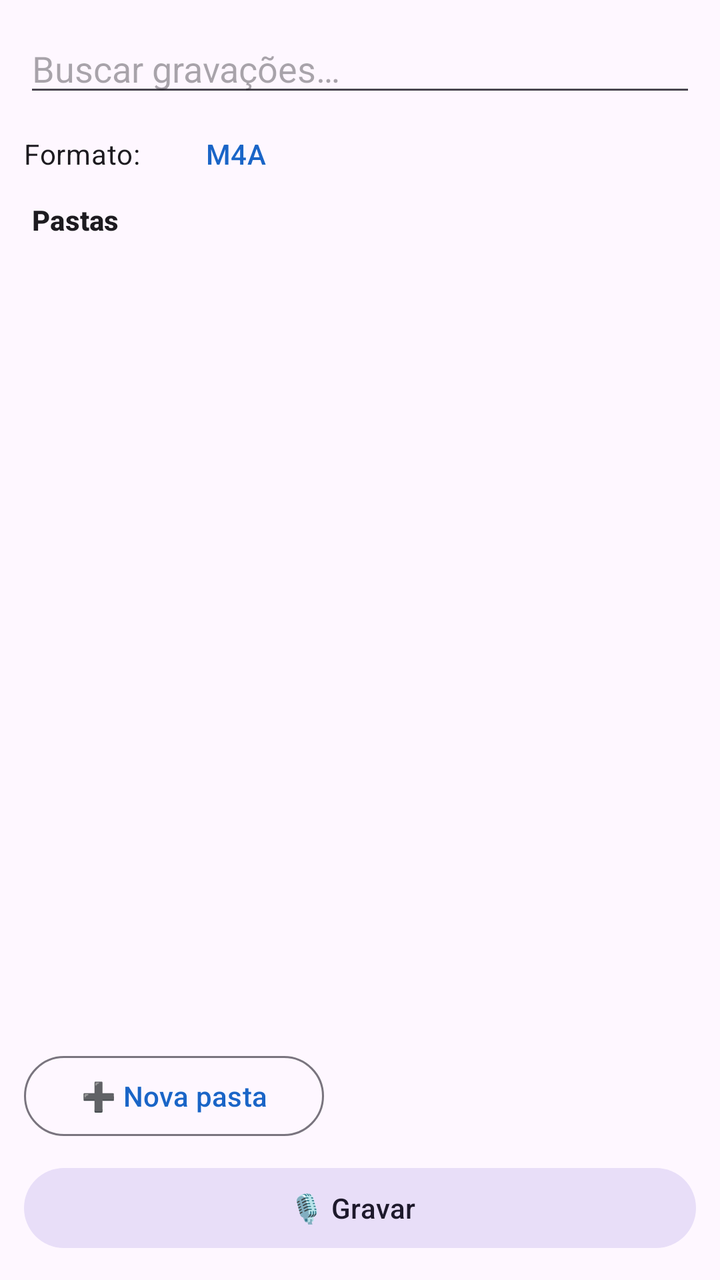
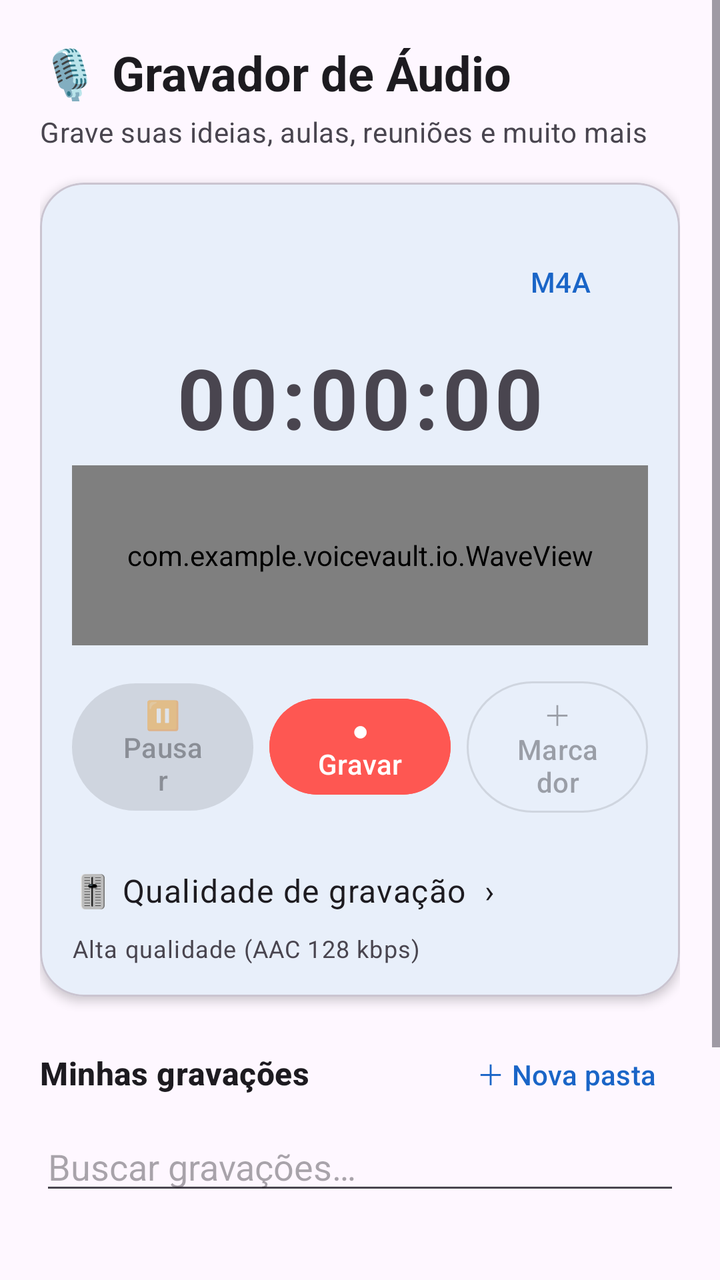

An Android layout rendered at two revisions. The XML below is the earlier revision; the diff shows what the commit changed to produce the second picture.
<!-- AndroidManifest.xml: application theme Theme.VoiceVault -->
<!-- res/layout/activity_main.xml -->
<?xml version="1.0" encoding="utf-8"?>
<LinearLayout xmlns:android="http://schemas.android.com/apk/res/android"
    android:layout_width="match_parent"
    android:layout_height="match_parent"
    android:orientation="vertical"
    android:padding="12dp">

    
    <EditText
        android:id="@+id/search"
        android:layout_width="match_parent"
        android:layout_height="wrap_content"
        android:hint="@string/hint_search"
        android:inputType="text"
        android:maxLines="1"
        android:autofillHints="" />

    
    <LinearLayout
        android:layout_width="match_parent"
        android:layout_height="wrap_content"
        android:orientation="horizontal"
        android:gravity="center_vertical"
        android:layout_marginTop="4dp">

        <TextView
            android:layout_width="wrap_content"
            android:layout_height="wrap_content"
            android:text="Formato: "
            android:textAppearance="?textAppearanceBodyMedium" />

        <Button
            android:id="@+id/btnFormat"
            style="@style/Widget.Material3.Button.TextButton"
            android:layout_width="wrap_content"
            android:layout_height="wrap_content"
            android:minHeight="0dp"
            android:text="M4A" />

        <TextView
            android:id="@+id/statusLabel"
            android:layout_width="0dp"
            android:layout_weight="1"
            android:layout_height="wrap_content"
            android:gravity="end"
            android:textAppearance="?textAppearanceBodySmall"
            android:textColor="?colorPrimary" />
    </LinearLayout>

    
    <LinearLayout
        android:layout_width="match_parent"
        android:layout_height="0dp"
        android:layout_weight="1"
        android:orientation="horizontal"
        android:layout_marginTop="4dp">

        
        <LinearLayout
            android:layout_width="150dp"
            android:layout_height="match_parent"
            android:orientation="vertical">

            <TextView
                android:layout_width="match_parent"
                android:layout_height="wrap_content"
                android:text="Pastas"
                android:textStyle="bold"
                android:textAppearance="?textAppearanceTitleSmall"
                android:paddingHorizontal="4dp" />

            <androidx.recyclerview.widget.RecyclerView
                android:id="@+id/folderList"
                android:layout_width="match_parent"
                android:layout_height="0dp"
                android:layout_weight="1"
                android:clipToPadding="false"
                android:scrollbars="vertical" />

            <Button
                android:id="@+id/btnAddFolder"
                style="@style/Widget.Material3.Button.OutlinedButton"
                android:layout_width="match_parent"
                android:layout_height="wrap_content"
                android:text="@string/btn_new_folder" />
        </LinearLayout>

        
        <FrameLayout
            android:layout_width="0dp"
            android:layout_height="match_parent"
            android:layout_weight="1"
            android:layout_marginStart="8dp">

            <androidx.recyclerview.widget.RecyclerView
                android:id="@+id/list"
                android:layout_width="match_parent"
                android:layout_height="match_parent"
                android:clipToPadding="false"
                android:paddingBottom="96dp" />

            <TextView
                android:id="@+id/emptyHint"
                android:layout_width="wrap_content"
                android:layout_height="wrap_content"
                android:layout_gravity="center"
                android:text="@string/empty_hint"
                android:textAppearance="?textAppearanceBodyLarge"
                android:textColor="?android:textColorSecondary"
                android:visibility="gone" />
        </FrameLayout>
    </LinearLayout>

    
    <LinearLayout
        android:layout_width="match_parent"
        android:layout_height="wrap_content"
        android:orientation="horizontal"
        android:gravity="center_vertical"
        android:paddingTop="8dp">

        <Button
            android:id="@+id/btnRecord"
            style="@style/Widget.Material3.Button.TonalButton.Icon"
            android:layout_width="0dp"
            android:layout_weight="1"
            android:layout_height="wrap_content"
            android:text="@string/btn_record" />

        <TextView
            android:id="@+id/timerLabel"
            android:layout_width="wrap_content"
            android:layout_height="wrap_content"
            android:layout_marginStart="12dp"
            android:text="00:00"
            android:textAppearance="?textAppearanceTitleMedium"
            android:textColor="?colorError"
            android:visibility="gone" />
    </LinearLayout>

</LinearLayout>
<!-- resources referenced by this layout -->
<resources>
  <string name="btn_new_folder">➕ Nova pasta</string>
  <string name="btn_record">🎙 Gravar</string>
  <string name="empty_hint">Nenhuma gravação aqui ainda.\nToque em 🎙 Gravar!</string>
  <string name="hint_search">Buscar gravações…</string>
  <style name="Theme.VoiceVault" parent="Theme.Material3.DayNight.NoActionBar">
          <item name="colorPrimary">@color/md_theme_light_primary</item>
          <item name="colorOnPrimary">@color/md_theme_light_onPrimary</item>
          <item name="colorSurface">@color/md_theme_light_surface</item>
          <item name="colorOnSurface">@color/md_theme_light_onSurface</item>
          <item name="colorError">@color/md_theme_light_error</item>
      </style>
  <color name="md_theme_light_primary">#1A65C7</color>
  <color name="md_theme_light_onPrimary">#FFFFFF</color>
  <color name="md_theme_light_surface">#FBFCFF</color>
  <color name="md_theme_light_onSurface">#1A1B1F</color>
  <color name="md_theme_light_error">#BA1A1A</color>
</resources>

<!-- the commit's change to res/layout/activity_main.xml (unified diff, before → after) -->
@@ -1,141 +1,226 @@
 <?xml version="1.0" encoding="utf-8"?>
-<LinearLayout xmlns:android="http://schemas.android.com/apk/res/android"
+<ScrollView xmlns:android="http://schemas.android.com/apk/res/android"
+    xmlns:app="http://schemas.android.com/apk/res-auto"
     android:layout_width="match_parent"
     android:layout_height="match_parent"
-    android:orientation="vertical"
-    android:padding="12dp">
-
-    
-    <EditText
-        android:id="@+id/search"
-        android:layout_width="match_parent"
-        android:layout_height="wrap_content"
-        android:hint="@string/hint_search"
-        android:inputType="text"
-        android:maxLines="1"
-        android:autofillHints="" />
-
-    
+    android:fillViewport="true">
+
     <LinearLayout
         android:layout_width="match_parent"
         android:layout_height="wrap_content"
-        android:orientation="horizontal"
-        android:gravity="center_vertical"
-        android:layout_marginTop="4dp">
-
+        android:orientation="vertical"
+        android:padding="20dp">
+
+        
         <TextView
             android:layout_width="wrap_content"
             android:layout_height="wrap_content"
-            android:text="Formato: "
-            android:textAppearance="?textAppearanceBodyMedium" />
-
-        <Button
-            android:id="@+id/btnFormat"
-            style="@style/Widget.Material3.Button.TextButton"
+            android:text="🎙 Gravador de Áudio"
+            android:textAppearance="?textAppearanceHeadlineSmall"
+            android:textStyle="bold" />
+
+        <TextView
             android:layout_width="wrap_content"
             android:layout_height="wrap_content"
-            android:minHeight="0dp"
-            android:text="M4A" />
-
-        <TextView
-            android:id="@+id/statusLabel"
-            android:layout_width="0dp"
-            android:layout_weight="1"
-            android:layout_height="wrap_content"
-            android:gravity="end"
-            android:textAppearance="?textAppearanceBodySmall"
-            android:textColor="?colorPrimary" />
-    </LinearLayout>
-
-    
-    <LinearLayout
-        android:layout_width="match_parent"
-        android:layout_height="0dp"
-        android:layout_weight="1"
-        android:orientation="horizontal"
-        android:layout_marginTop="4dp">
+            android:layout_marginTop="4dp"
+            android:text="Grave suas ideias, aulas, reuniões e muito mais"
+            android:textAppearance="?textAppearanceBodyMedium"
+            android:textColor="?android:textColorSecondary" />
+
+        
+        <com.google.android.material.card.MaterialCardView
+            android:layout_width="match_parent"
+            android:layout_height="wrap_content"
+            android:layout_marginTop="16dp"
+            app:cardCornerRadius="22dp"
+            app:cardElevation="3dp">
+
+            <LinearLayout
+                android:layout_width="match_parent"
+                android:layout_height="wrap_content"
+                android:orientation="vertical"
+                android:padding="16dp">
+
+                
+                <HorizontalScrollView
+                    android:id="@+id/folderScroll"
+                    android:layout_width="match_parent"
+                    android:layout_height="wrap_content"
+                    android:scrollbars="none">
+
+                    <com.google.android.material.chip.ChipGroup
+                        android:id="@+id/folderChips"
+                        android:layout_width="wrap_content"
+                        android:layout_height="wrap_content"
+                        app:singleLine="true"
+                        app:singleSelection="true"
+                        app:selectionRequired="true" />
+                </HorizontalScrollView>
+
+                
+                <LinearLayout
+                    android:layout_width="match_parent"
+                    android:layout_height="wrap_content"
+                    android:orientation="horizontal"
+                    android:gravity="center_vertical"
+                    android:layout_marginTop="14dp">
+
+                    <View
+                        android:id="@+id/recDot"
+                        android:layout_width="10dp"
+                        android:layout_height="10dp"
+                        android:background="@drawable/dot_rec"
+                        android:visibility="invisible" />
+
+                    <TextView
+                        android:id="@+id/statusLabel"
+                        android:layout_width="0dp"
+                        android:layout_weight="1"
+                        android:layout_height="wrap_content"
+                        android:layout_marginStart="8dp"
+                        android:textAppearance="?textAppearanceBodyMedium"
+                        android:textColor="#FE5752" />
+
+                    <Button
+                        android:id="@+id/btnFormat"
+                        style="@style/Widget.Material3.Button.TextButton"
+                        android:layout_width="wrap_content"
+                        android:layout_height="wrap_content"
+                        android:minHeight="0dp"
+                        android:text="M4A" />
+                </LinearLayout>
+
+                
+                <TextView
+                    android:id="@+id/timerLabel"
+                    android:layout_width="match_parent"
+                    android:layout_height="wrap_content"
+                    android:layout_marginTop="10dp"
+                    android:gravity="center"
+                    android:text="00:00:00"
+                    android:textSize="42sp"
+                    android:textStyle="bold"
+                    android:letterSpacing="0.05" />
+
+                
+                <com.example.voicevault.io.WaveView
+                    android:id="@+id/wave"
+                    android:layout_width="match_parent"
+                    android:layout_height="90dp"
+                    android:layout_marginTop="6dp" />
+
+                
+                <LinearLayout
+                    android:layout_width="match_parent"
+                    android:layout_height="wrap_content"
+                    android:orientation="horizontal"
+                    android:gravity="center"
+                    android:layout_marginTop="14dp">
+
+                    <Button
+                        android:id="@+id/btnPauseResume"
+                        style="@style/Widget.Material3.Button.TonalButton"
+                        android:layout_width="0dp"
+                        android:layout_weight="1"
+                        android:layout_height="wrap_content"
+                        android:text="⏸ Pausar"
+                        android:enabled="false" />
+
+                    <Button
+                        android:id="@+id/btnRecord"
+                        style="@style/Widget.Material3.Button"
+                        android:layout_width="0dp"
+                        android:layout_weight="1"
+                        android:layout_height="wrap_content"
+                        android:layout_marginHorizontal="8dp"
+                        android:backgroundTint="#FE5752"
+                        android:text="● Gravar" />
+
+                    <Button
+                        android:id="@+id/btnMarker"
+                        style="@style/Widget.Material3.Button.OutlinedButton"
+                        android:layout_width="0dp"
+                        android:layout_weight="1"
+                        android:layout_height="wrap_content"
+                        android:text="＋ Marcador"
+                        android:enabled="false" />
+                </LinearLayout>
+
+                
+                <TextView
+                    android:id="@+id/btnQuality"
+                    android:layout_width="match_parent"
+                    android:layout_height="wrap_content"
+                    android:layout_marginTop="14dp"
+                    android:paddingVertical="10dp"
+                    android:background="?selectableItemBackground"
+                    android:text="🎚 Qualidade de gravação  ›"
+                    android:textAppearance="?textAppearanceBodyLarge" />
+
+                <TextView
+                    android:id="@+id/qualityValue"
+                    android:layout_width="match_parent"
+                    android:layout_height="wrap_content"
+                    android:text="Alta qualidade (AAC 128 kbps)"
+                    android:textAppearance="?textAppearanceBodySmall"
+                    android:textColor="?android:textColorSecondary" />
+            </LinearLayout>
+        </com.google.android.material.card.MaterialCardView>
 
         
         <LinearLayout
-            android:layout_width="150dp"
-            android:layout_height="match_parent"
-            android:orientation="vertical">
+            android:layout_width="match_parent"
+            android:layout_height="wrap_content"
+            android:orientation="horizontal"
+            android:gravity="center_vertical"
+            android:layout_marginTop="18dp">
 
             <TextView
-                android:layout_width="match_parent"
+                android:id="@+id/listTitle"
+                android:layout_width="0dp"
+                android:layout_weight="1"
                 android:layout_height="wrap_content"
-                android:text="Pastas"
-                android:textStyle="bold"
-                android:textAppearance="?textAppearanceTitleSmall"
-                android:paddingHorizontal="4dp" />
-
-            <androidx.recyclerview.widget.RecyclerView
-                android:id="@+id/folderList"
-                android:layout_width="match_parent"
-                android:layout_height="0dp"
-                android:layout_weight="1"
-                android:clipToPadding="false"
-                android:scrollbars="vertical" />
+                android:text="Minhas gravações"
+                android:textAppearance="?textAppearanceTitleMedium"
+                android:textStyle="bold" />
 
             <Button
                 android:id="@+id/btnAddFolder"
-                style="@style/Widget.Material3.Button.OutlinedButton"
-                android:layout_width="match_parent"
-                android:layout_height="wrap_content"
-                android:text="@string/btn_new_folder" />
-        </LinearLayout>
-
-        
-        <FrameLayout
-            android:layout_width="0dp"
-            android:layout_height="match_parent"
-            android:layout_weight="1"
-            android:layout_marginStart="8dp">
-
-            <androidx.recyclerview.widget.RecyclerView
-                android:id="@+id/list"
-                android:layout_width="match_parent"
-                android:layout_height="match_parent"
-                android:clipToPadding="false"
-                android:paddingBottom="96dp" />
-
-            <TextView
-                android:id="@+id/emptyHint"
+                style="@style/Widget.Material3.Button.TextButton"
                 android:layout_width="wrap_content"
                 android:layout_height="wrap_content"
-                android:layout_gravity="center"
-                android:text="@string/empty_hint"
-                android:textAppearance="?textAppearanceBodyLarge"
-                android:textColor="?android:textColorSecondary"
-                android:visibility="gone" />
-        </FrameLayout>
-    </LinearLayout>
-
-    
-    <LinearLayout
-        android:layout_width="match_parent"
-        android:layout_height="wrap_content"
-        android:orientation="horizontal"
-        android:gravity="center_vertical"
-        android:paddingTop="8dp">
-
-        <Button
-            android:id="@+id/btnRecord"
-            style="@style/Widget.Material3.Button.TonalButton.Icon"
-            android:layout_width="0dp"
-            android:layout_weight="1"
-            android:layout_height="wrap_content"
-            android:text="@string/btn_record" />
+                android:minHeight="0dp"
+                android:text="＋ Nova pasta" />
+        </LinearLayout>
+
+        <EditText
+            android:id="@+id/search"
+            android:layout_width="match_parent"
+            android:layout_height="wrap_content"
+            android:hint="@string/hint_search"
+            android:inputType="text"
+            android:maxLines="1"
+            android:autofillHints=""
+            android:layout_marginTop="4dp" />
+
+        <androidx.recyclerview.widget.RecyclerView
+            android:id="@+id/list"
+            android:layout_width="match_parent"
+            android:layout_height="wrap_content"
+            android:minHeight="160dp"
+            android:nestedScrollingEnabled="false"
+            android:clipToPadding="false"
+            android:paddingBottom="24dp" />
 
         <TextView
-            android:id="@+id/timerLabel"
-            android:layout_width="wrap_content"
-            android:layout_height="wrap_content"
-            android:layout_marginStart="12dp"
-            android:text="00:00"
-            android:textAppearance="?textAppearanceTitleMedium"
-            android:textColor="?colorError"
+            android:id="@+id/emptyHint"
+            android:layout_width="match_parent"
+            android:layout_height="wrap_content"
+            android:gravity="center"
+            android:paddingVertical="24dp"
+            android:text="@string/empty_hint"
+            android:textAppearance="?textAppearanceBodyLarge"
+            android:textColor="?android:textColorSecondary"
             android:visibility="gone" />
     </LinearLayout>
-
-</LinearLayout>
+</ScrollView>
<!-- resource entries referenced after the edit -->
@@ -1,7 +1,11 @@
 <!-- resources referenced by this layout -->
 <resources>
-  <string name="btn_new_folder">➕ Nova pasta</string>
-  <string name="btn_record">🎙 Gravar</string>
+  <!-- drawable dot_rec (drawable) -->
+  <?xml version="1.0" encoding="utf-8"?>
+  <shape xmlns:android="http://schemas.android.com/apk/res/android" android:shape="oval">
+      <solid android:color="#FE5752" />
+      <size android:width="10dp" android:height="10dp" />
+  </shape>
   <string name="empty_hint">Nenhuma gravação aqui ainda.\nToque em 🎙 Gravar!</string>
   <string name="hint_search">Buscar gravações…</string>
   <style name="Theme.VoiceVault" parent="Theme.Material3.DayNight.NoActionBar">
